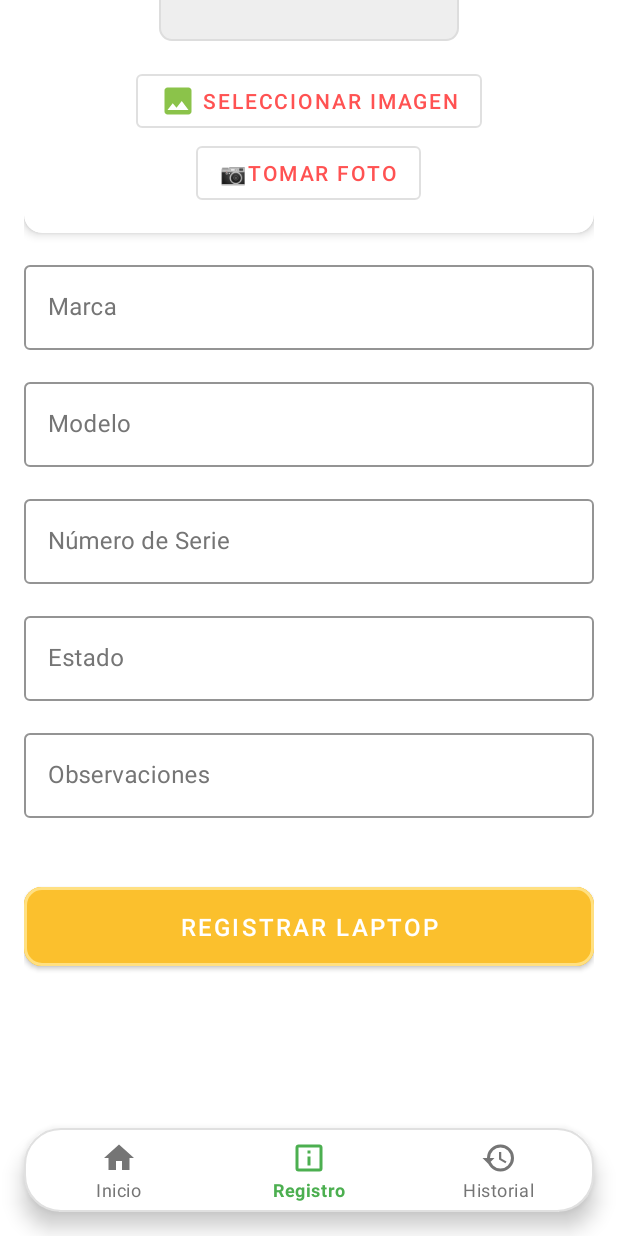
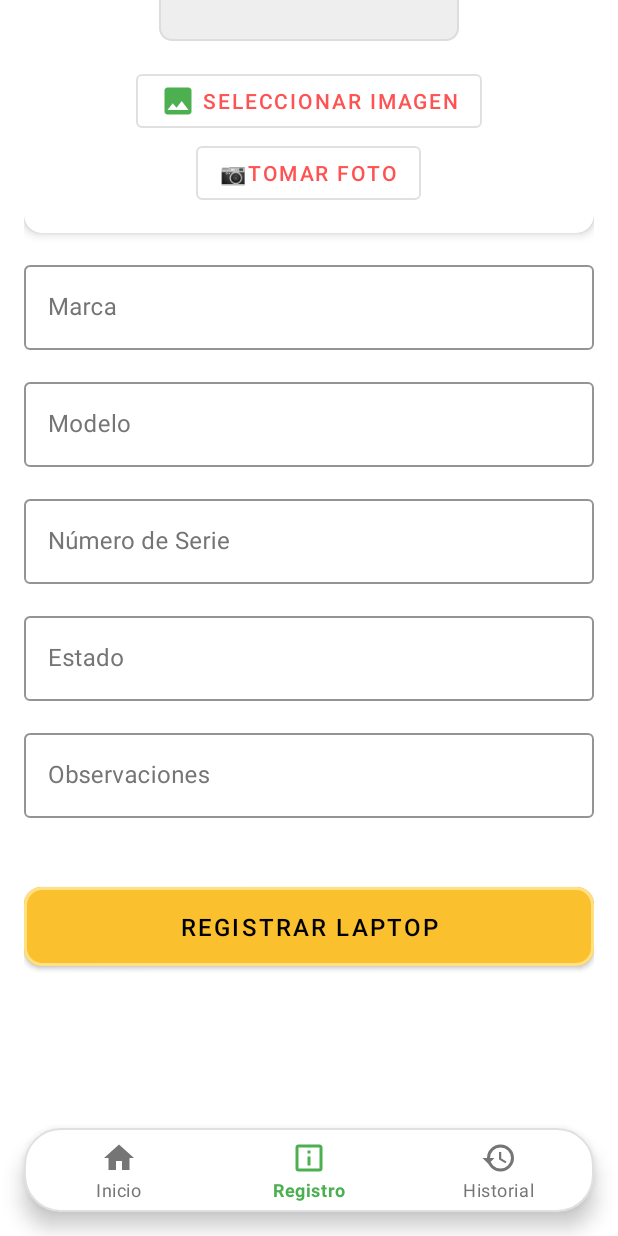
Before and after one commit to Yonsn76/Inventario_lpts, an Android app: the screen it shows after launch (MainActivity), item 2 of the bottom bar chosen, scrolled down 277 dp, on a phone screen of 412 x 824 dp. Run offline under Robolectric (Android 15) with nearby library versions, the phone set to English and light mode, and no system bars.

```diff
--- a/app/src/main/res/values/themes.xml
+++ b/app/src/main/res/values/themes.xml
@@ -1,18 +1,16 @@
 <resources xmlns:tools="http://schemas.android.com/tools">
-    <style name="Theme.MyApplication" parent="Theme.MaterialComponents.DayNight.NoActionBar">
-        <item name="colorPrimary">@color/purple_500</item>
+    <!-- Base application theme. -->
+    <style name="Theme.MyApplication" parent="Theme.MaterialComponents.DayNight.DarkActionBar">
+        <!-- Primary brand color. -->
+        <item name="colorPrimary">@color/purple_200</item>
         <item name="colorPrimaryVariant">@color/purple_700</item>
-        <item name="colorOnPrimary">@color/white</item>
+        <item name="colorOnPrimary">@color/black</item>
+        <!-- Secondary brand color. -->
         <item name="colorSecondary">@color/teal_200</item>
-        <item name="colorSecondaryVariant">@color/teal_700</item>
+        <item name="colorSecondaryVariant">@color/teal_200</item>
         <item name="colorOnSecondary">@color/black</item>
-        <item name="android:statusBarColor">@color/white</item>
-        <item name="android:windowLightStatusBar">true</item>
-        <item name="android:windowNoTitle">true</item>
-        <item name="windowActionBar">false</item>
-        <item name="android:windowFullscreen">true</item>
-        <item name="android:windowContentOverlay">@null</item>
-        <item name="android:windowBackground">@color/white</item>
-        <item name="android:windowLayoutInDisplayCutoutMode" tools:targetApi="o_mr1">shortEdges</item>
+        <!-- Status bar color. -->
+        <item name="android:statusBarColor">?attr/colorPrimaryVariant</item>
+        <!-- Customize your theme here. -->
     </style>
 </resources>
```
Also changed, not shown: 1 other file.
